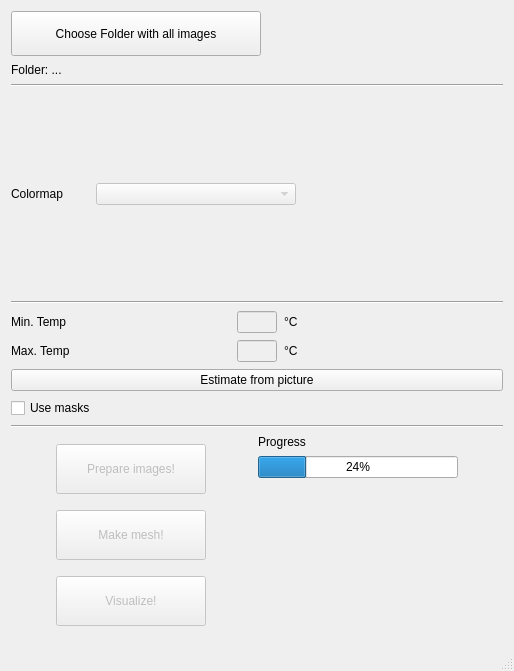
s-du/Thermal_app2, file gui/ui/thermalmesh.ui: the form before one commit.
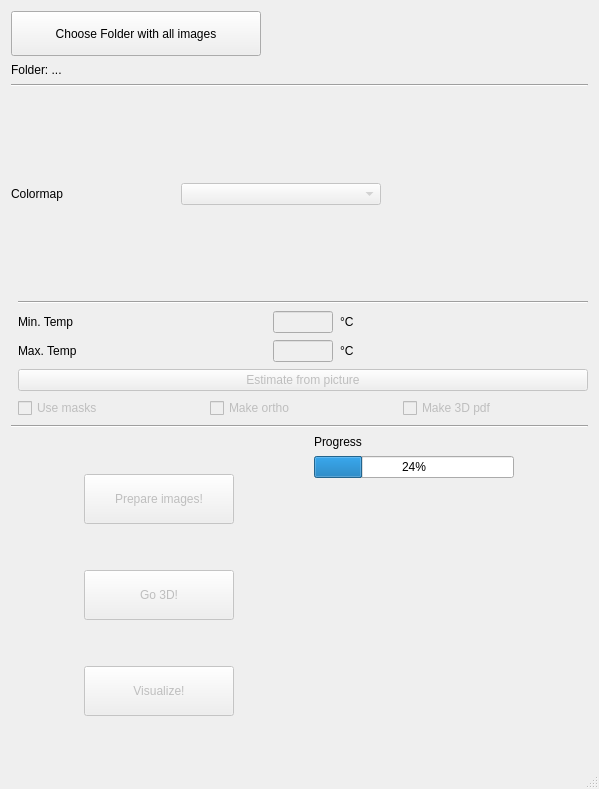
The form after the commit.

Commit message: Added temperature estimation and modification of the Ui

Patch:
```diff
--- a/gui/ui/thermalmesh.ui
+++ b/gui/ui/thermalmesh.ui
@@ -6,8 +6,8 @@
    <rect>
     <x>0</x>
     <y>0</y>
-    <width>514</width>
-    <height>671</height>
+    <width>599</width>
+    <height>789</height>
    </rect>
   </property>
   <property name="windowTitle">
@@ -18,80 +18,7 @@
   </property>
   <widget class="QWidget" name="centralwidget">
    <layout class="QGridLayout" name="gridLayout">
-    <item row="0" column="0">
-     <layout class="QVBoxLayout" name="verticalLayout_3">
-      <item>
-       <widget class="QPushButton" name="pushButton_load">
-        <property name="minimumSize">
-         <size>
-          <width>250</width>
-          <height>45</height>
-         </size>
-        </property>
-        <property name="maximumSize">
-         <size>
-          <width>250</width>
-          <height>16777215</height>
-         </size>
-        </property>
-        <property name="text">
-         <string>Choose Folder with all images</string>
-        </property>
-       </widget>
-      </item>
-      <item>
-       <widget class="QLabel" name="label_folder">
-        <property name="text">
-         <string>Folder: ...</string>
-        </property>
-       </widget>
-      </item>
-     </layout>
-    </item>
-    <item row="2" column="0">
-     <layout class="QHBoxLayout" name="horizontalLayout_3">
-      <item>
-       <widget class="QLabel" name="label_3">
-        <property name="text">
-         <string>Colormap</string>
-        </property>
-       </widget>
-      </item>
-      <item>
-       <widget class="QComboBox" name="comboBox">
-        <property name="enabled">
-         <bool>false</bool>
-        </property>
-        <property name="minimumSize">
-         <size>
-          <width>200</width>
-          <height>0</height>
-         </size>
-        </property>
-       </widget>
-      </item>
-      <item>
-       <widget class="QLabel" name="label_thumb">
-        <property name="minimumSize">
-         <size>
-          <width>200</width>
-          <height>200</height>
-         </size>
-        </property>
-        <property name="maximumSize">
-         <size>
-          <width>200</width>
-          <height>200</height>
-         </size>
-        </property>
-        <property name="text">
-         <string/>
-        </property>
-       </widget>
-      </item>
-     </layout>
-    </item>
-    <item row="4" column="0">
+    <item row="5" column="1">
      <layout class="QVBoxLayout" name="verticalLayout_2">
       <item>
        <layout class="QHBoxLayout" name="horizontalLayout">
@@ -109,7 +36,7 @@
           </property>
           <property name="minimumSize">
            <size>
-            <width>40</width>
+            <width>60</width>
             <height>0</height>
            </size>
           </property>
@@ -146,7 +73,7 @@
           </property>
           <property name="minimumSize">
            <size>
-            <width>40</width>
+            <width>60</width>
             <height>0</height>
            </size>
           </property>
@@ -168,22 +95,114 @@
        </layout>
       </item>
       <item>
-       <widget class="QPushButton" name="pushButton">
+       <widget class="QPushButton" name="pushButton_estimate">
+        <property name="enabled">
+         <bool>false</bool>
+        </property>
         <property name="text">
          <string>Estimate from picture</string>
         </property>
        </widget>
       </item>
       <item>
-       <widget class="QCheckBox" name="checkBox_masks">
+       <layout class="QHBoxLayout" name="horizontalLayout_5">
+        <item>
+         <widget class="QCheckBox" name="checkBox_masks">
+          <property name="enabled">
+           <bool>false</bool>
+          </property>
+          <property name="minimumSize">
+           <size>
+            <width>100</width>
+            <height>0</height>
+           </size>
+          </property>
+          <property name="text">
+           <string>Use masks</string>
+          </property>
+         </widget>
+        </item>
+        <item>
+         <widget class="QCheckBox" name="checkBox_ortho">
+          <property name="enabled">
+           <bool>false</bool>
+          </property>
+          <property name="minimumSize">
+           <size>
+            <width>100</width>
+            <height>0</height>
+           </size>
+          </property>
+          <property name="text">
+           <string>Make ortho</string>
+          </property>
+         </widget>
+        </item>
+        <item>
+         <widget class="QCheckBox" name="checkBox_pdf">
+          <property name="enabled">
+           <bool>false</bool>
+          </property>
+          <property name="minimumSize">
+           <size>
+            <width>100</width>
+            <height>0</height>
+           </size>
+          </property>
+          <property name="text">
+           <string>Make 3D pdf</string>
+          </property>
+         </widget>
+        </item>
+       </layout>
+      </item>
+     </layout>
+    </item>
+    <item row="6" column="0" colspan="2">
+     <widget class="Line" name="line_3">
+      <property name="orientation">
+       <enum>Qt::Horizontal</enum>
+      </property>
+     </widget>
+    </item>
+    <item row="0" column="0" colspan="2">
+     <layout class="QVBoxLayout" name="verticalLayout_3">
+      <item>
+       <widget class="QPushButton" name="pushButton_load">
+        <property name="minimumSize">
+         <size>
+          <width>250</width>
+          <height>45</height>
+         </size>
+        </property>
+        <property name="maximumSize">
+         <size>
+          <width>250</width>
+          <height>16777215</height>
+         </size>
+        </property>
         <property name="text">
-         <string>Use masks</string>
+         <string>Choose Folder with all images</string>
         </property>
        </widget>
       </item>
+      <item>
+       <widget class="QLabel" name="label_folder">
+        <property name="text">
+         <string>Folder: ...</string>
+        </property>
+       </widget>
+      </item>
      </layout>
     </item>
-    <item row="6" column="0">
+    <item row="1" column="0" colspan="2">
+     <widget class="Line" name="line_2">
+      <property name="orientation">
+       <enum>Qt::Horizontal</enum>
+      </property>
+     </widget>
+    </item>
+    <item row="7" column="0" colspan="2">
      <layout class="QHBoxLayout" name="horizontalLayout_4">
       <item>
        <layout class="QVBoxLayout" name="verticalLayout_4">
@@ -227,7 +246,7 @@
            </size>
           </property>
           <property name="text">
-           <string>Make mesh!</string>
+           <string>Go 3D!</string>
           </property>
          </widget>
         </item>
@@ -312,27 +331,56 @@
       </item>
      </layout>
     </item>
-    <item row="1" column="0">
-     <widget class="Line" name="line_2">
-      <property name="orientation">
-       <enum>Qt::Horizontal</enum>
-      </property>
-     </widget>
+    <item row="2" column="0" colspan="2">
+     <layout class="QHBoxLayout" name="horizontalLayout_3">
+      <item>
+       <widget class="QLabel" name="label_3">
+        <property name="text">
+         <string>Colormap</string>
+        </property>
+       </widget>
+      </item>
+      <item>
+       <widget class="QComboBox" name="comboBox">
+        <property name="enabled">
+         <bool>false</bool>
+        </property>
+        <property name="minimumSize">
+         <size>
+          <width>200</width>
+          <height>0</height>
+         </size>
+        </property>
+       </widget>
+      </item>
+      <item>
+       <widget class="QLabel" name="label_thumb">
+        <property name="minimumSize">
+         <size>
+          <width>200</width>
+          <height>200</height>
+         </size>
+        </property>
+        <property name="maximumSize">
+         <size>
+          <width>200</width>
+          <height>200</height>
+         </size>
+        </property>
+        <property name="text">
+         <string/>
+        </property>
+       </widget>
+      </item>
+     </layout>
     </item>
-    <item row="3" column="0">
+    <item row="4" column="1">
      <widget class="Line" name="line">
       <property name="orientation">
        <enum>Qt::Horizontal</enum>
       </property>
      </widget>
     </item>
-    <item row="5" column="0">
-     <widget class="Line" name="line_3">
-      <property name="orientation">
-       <enum>Qt::Horizontal</enum>
-      </property>
-     </widget>
-    </item>
    </layout>
   </widget>
   <widget class="QMenuBar" name="menubar">
```
Left out of the diff: 2 changed lines with no effect on the pictures. The commit also changes 4 other files.
